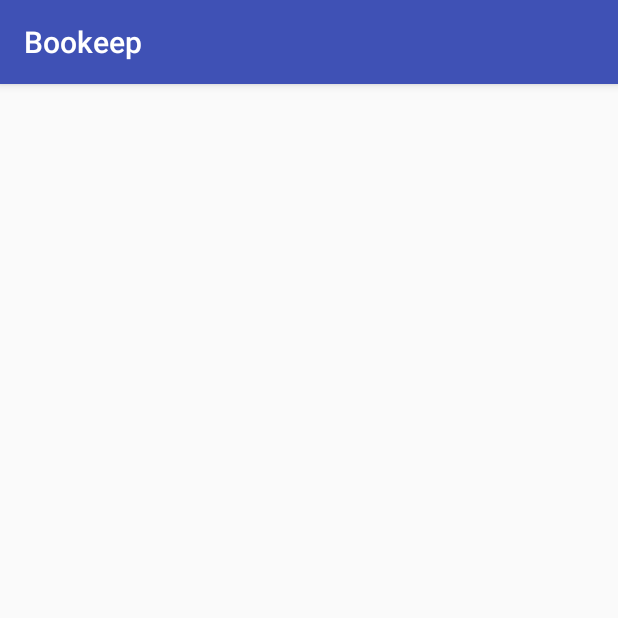
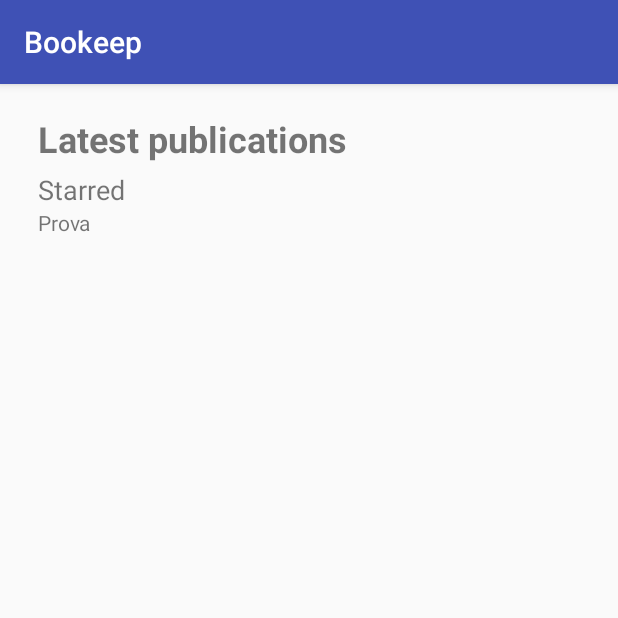
Before and after one commit to oriolclosa/Bookeep, an Android app: the screen it shows after launch (MainActivity), on a phone screen of 412 x 824 dp, the top half of it. Run offline under Robolectric (Android 15) with nearby library versions, the phone set to English and light mode, and no system bars.

Commit message:
Arreglades les activitats

```diff
--- a/app/src/main/java/com/teamnani/bookeep/presentacio/MainActivity.java
+++ b/app/src/main/java/com/teamnani/bookeep/presentacio/MainActivity.java
@@ -2,6 +2,9 @@ package com.teamnani.bookeep.presentacio;
 
 import android.support.v7.app.AppCompatActivity;
 import android.os.Bundle;
+import android.util.AttributeSet;
+import android.widget.LinearLayout;
+import android.widget.TextView;
 
 import com.bookeep.teamnani.bookeep.R;
 
@@ -11,5 +14,12 @@ public class MainActivity extends AppCompatActivity {
     protected void onCreate(Bundle savedInstanceState) {
         super.onCreate(savedInstanceState);
         setContentView(R.layout.activity_main);
+        LinearLayout starred = (LinearLayout) findViewById(R.id.starredLayout);
+        LinearLayout starred2 = new LinearLayout(this);
+        starred2.setOrientation(LinearLayout.HORIZONTAL);
+        TextView prova = new TextView(this);
+        prova.setText("Prova");
+        starred2.addView(prova);
+        starred.addView(starred2);
     }
 }
--- a/app/src/main/java/dades/ControladorDades.java
+++ /dev/null
@@ -1,15 +0,0 @@
-package dades;
-
-import domini.ControladorDomini;
-
-/**
- * Created by oriolclosa on 11/11/17.
- */
-
-public class ControladorDades {
-    private ControladorDomini ctrlDomini;
-
-    public ControladorDades(ControladorDomini pCtrlDomini){
-        ctrlDomini = pCtrlDomini;
-    }
-}
--- a/app/src/main/java/domini/ControladorDomini.java
+++ /dev/null
@@ -1,19 +0,0 @@
-package domini;
-
-import dades.ControladorDades;
-import presentacio.ControladorPresentacio;
-
-/**
- * Created by oriolclosa on 11/11/17.
- */
-
-public class ControladorDomini {
-    private ControladorPresentacio ctrlPresentacio;
-    private ControladorDades ctrlDades;
-
-    public ControladorDomini(ControladorPresentacio pCtrlPresentacio){
-        ctrlPresentacio = pCtrlPresentacio;
-        ctrlDades = new ControladorDades(this);
-    }
-
-}
--- a/app/src/main/java/presentacio/ControladorPresentacio.java
+++ /dev/null
@@ -1,15 +0,0 @@
-package presentacio;
-
-import domini.ControladorDomini;
-
-/**
- * Created by oriolclosa on 11/11/17.
- */
-
-public class ControladorPresentacio {
-    private ControladorDomini ctrlDomini;
-
-    public ControladorPresentacio(){
-        ctrlDomini = new ControladorDomini(this);
-    }
-}
--- a/app/src/main/res/layout/activity_main.xml
+++ b/app/src/main/res/layout/activity_main.xml
@@ -6,4 +6,48 @@
     android:layout_height="match_parent"
     tools:context="com.teamnani.bookeep.presentacio.MainActivity">
 
+    <LinearLayout
+        android:layout_width="match_parent"
+        android:layout_height="match_parent"
+        android:orientation="vertical"
+        android:paddingBottom="20dp"
+        android:paddingLeft="25dp"
+        android:paddingRight="25dp"
+        android:paddingTop="20dp">
+
+        <TextView
+            android:id="@+id/textView"
+            android:layout_width="match_parent"
+            android:layout_height="wrap_content"
+            android:text="Latest publications"
+            android:textSize="24sp"
+            android:textStyle="bold"
+            tools:layout_editor_absoluteX="16dp"
+            tools:layout_editor_absoluteY="16dp" />
+
+        <TextView
+            android:id="@+id/textView2"
+            android:layout_width="match_parent"
+            android:layout_height="wrap_content"
+            android:paddingTop="5dp"
+            android:text="Starred"
+            android:textSize="18sp"
+            tools:layout_editor_absoluteX="16dp"
+            tools:layout_editor_absoluteY="48dp" />
+
+        <HorizontalScrollView
+            android:layout_width="match_parent"
+            android:layout_height="match_parent"
+            tools:layout_editor_absoluteX="8dp"
+            tools:layout_editor_absoluteY="91dp">
+
+            <LinearLayout
+                android:id="@+id/starredLayout"
+                android:layout_width="wrap_content"
+                android:layout_height="wrap_content"
+                android:orientation="horizontal"></LinearLayout>
+
+        </HorizontalScrollView>
+    </LinearLayout>
+
 </android.support.constraint.ConstraintLayout>
```
